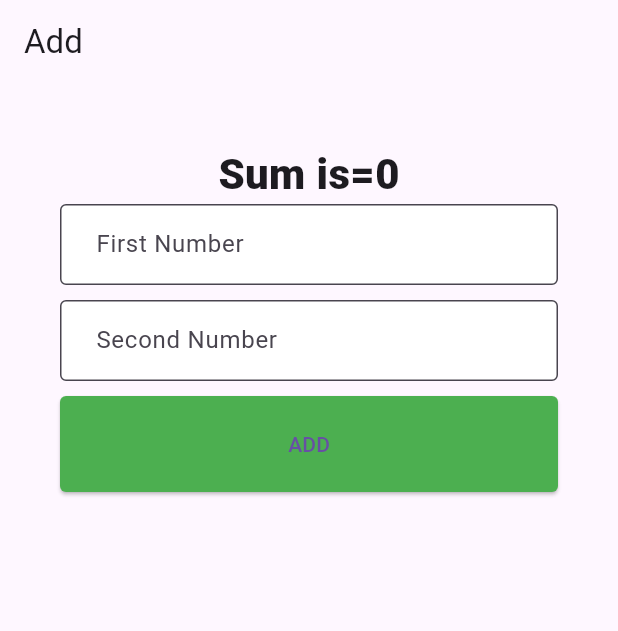
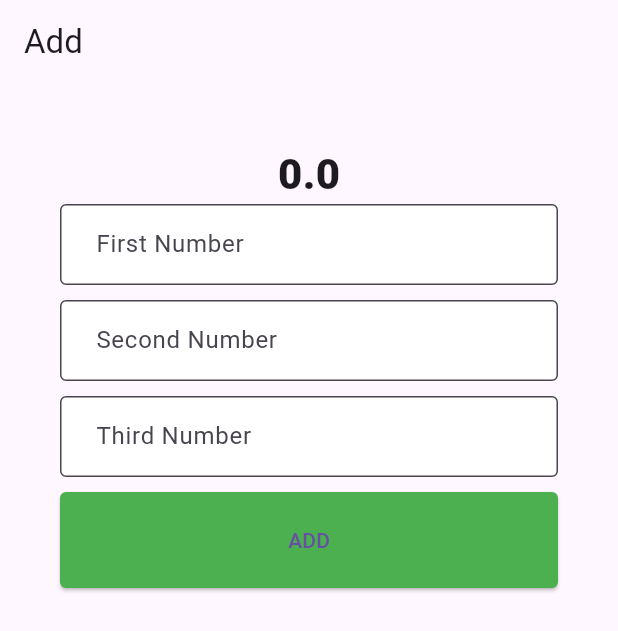
Before and after one commit to nimeullaha71/counterapp, a Flutter app: the screen it shows after launch, after a tap on "ADD", on a phone screen of 412 x 824 dp. Shown: the top 631 px of the screen. Run offline on Flutter 3.47's test engine with Material 3 defaults, Android fonts, the phone set to English and light mode, and no system bars.

Commit message:
summation added

```diff
--- a/lib/sumApp.dart
+++ b/lib/sumApp.dart
@@ -25,8 +25,35 @@ import 'package:flutter/material.dart';
 // }
 
 class SumAppUI extends State<MyHomePage> {
+
+  Map<String,double>FormValues={
+    "Num1" : 0,
+    "Num2" : 0,
+    "Num3" : 0,
+  };
+  double sum =0;
+
   @override
   Widget build(BuildContext context) {
+
+
+    MyInputOnChange(InputKey,InputValue){
+        setState(() {
+          FormValues.update(InputKey, (value)=>double.parse(InputValue));
+        });
+    }
+
+
+    AddAllNumber(){
+      setState(() {
+        sum=FormValues['Num1']!+FormValues['Num2']!+FormValues['Num3']!;
+      });
+
+
+    }
+
+
+
     return Scaffold(
       appBar: AppBar(
         title: Text("Add"),
@@ -35,17 +62,25 @@ class SumAppUI extends State<MyHomePage> {
       child: Column(
         mainAxisAlignment: MainAxisAlignment.start,
         children: [
-          Text("Sum is=0",style: HeadTextStyle(),),
-          TextFormField(decoration: AppInputStyle("First Number"),),
+          Text(sum.toString(),style: HeadTextStyle(),),
+          TextFormField(onChanged: (value){
+            MyInputOnChange("Num1",value);
+          }, decoration: AppInputStyle("First Number"),),
           SizedBox(height: 10,),
-          TextFormField(decoration: AppInputStyle("Second Number")),
+          TextFormField(onChanged: (value){
+            MyInputOnChange("Num2",value);
+          },decoration: AppInputStyle("Second Number")),
+          SizedBox(height: 10,),
+          TextFormField(onChanged: (value){
+            MyInputOnChange("Num3",value);
+          },decoration: AppInputStyle("Third Number")),
           SizedBox(height: 10,),
           Container(
             width: double.infinity,
             child: ElevatedButton(
                 style: AppButtonStyle(),
                 onPressed: (){
-
+                  AddAllNumber();
             }, child: Text("ADD")),
           )
         ],
```
